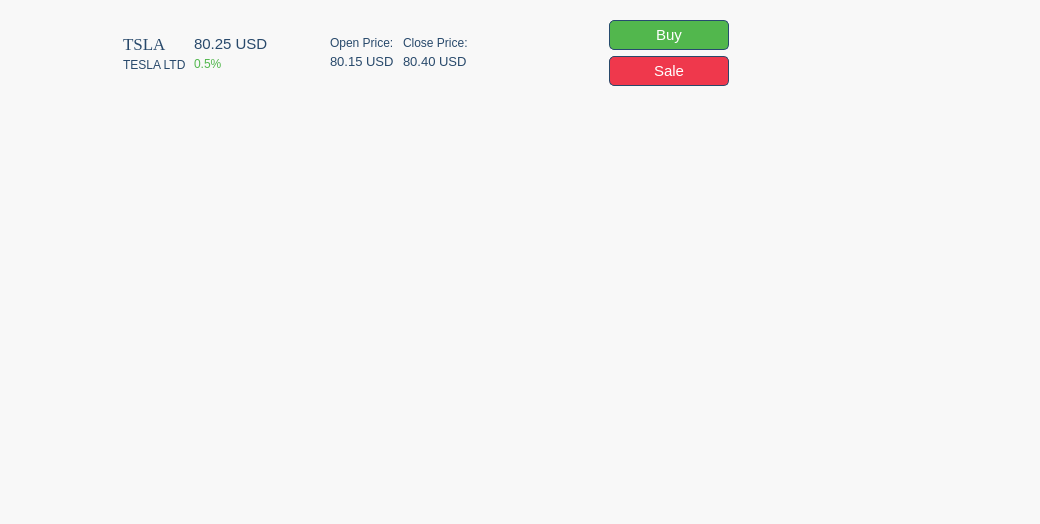
First picture: the form in view/ui/stock_info.ui, repository MYI26/My_Portfolio_Manager, before the edit.
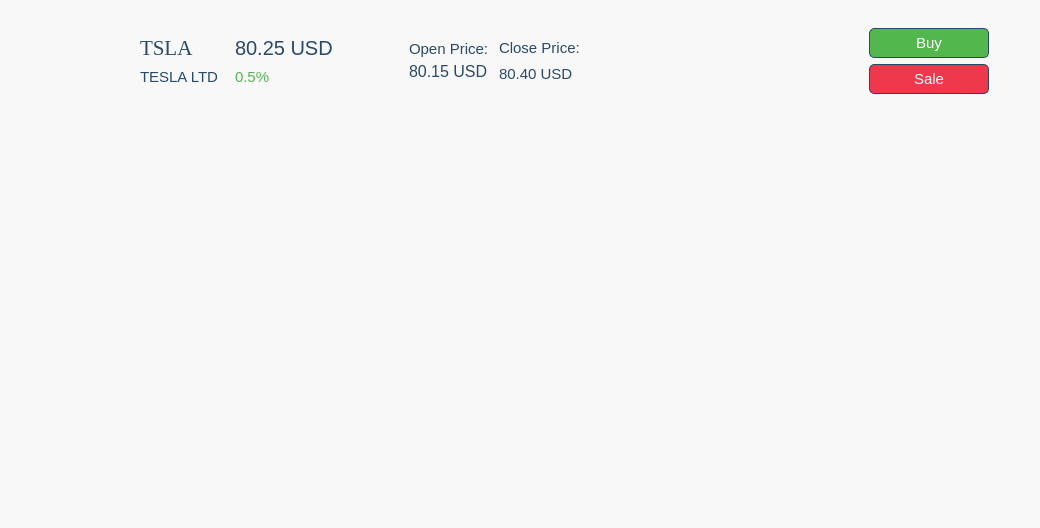
Second picture: the form after the edit. Icons and pictures are not drawn.

Commit message:
Refactor UI elements and improve text labels in stock sale and buy interfaces
- Updated the label for money amount from "mony amount" to "Money amount" for clarity.
- Changed the button text from "Sale Now" to "Sell Now" for consistency.
- Adjusted the displayed money amount from "5.5$" to "0.0$" in both stock sale and buy interfaces.
- Modified layout margins in the stock sale UI for better alignment.
- Removed an obsolete UI file related to stock sale.
- Enhanced the layout and font sizes in the stock info UI for improved readability.

Patch:
```diff
--- a/view/ui/stock_info.ui
+++ b/view/ui/stock_info.ui
@@ -42,7 +42,7 @@
        <number>40</number>
       </property>
       <property name="rightMargin">
-       <number>300</number>
+       <number>40</number>
       </property>
       <item alignment="Qt::AlignLeft|Qt::AlignVCenter">
        <widget class="QFrame" name="frameLogo">
@@ -58,6 +58,12 @@
           <height>0</height>
          </size>
         </property>
+        <property name="maximumSize">
+         <size>
+          <width>16777215</width>
+          <height>82</height>
+         </size>
+        </property>
         <property name="frameShape">
          <enum>QFrame::NoFrame</enum>
         </property>
@@ -70,6 +76,24 @@
         <layout class="QVBoxLayout" name="verticalLayout_4">
          <item alignment="Qt::AlignHCenter">
           <widget class="QLabel" name="labelLogo">
+           <property name="sizePolicy">
+            <sizepolicy hsizetype="Fixed" vsizetype="Fixed">
+             <horstretch>0</horstretch>
+             <verstretch>0</verstretch>
+            </sizepolicy>
+           </property>
+           <property name="minimumSize">
+            <size>
+             <width>64</width>
+             <height>64</height>
+            </size>
+           </property>
+           <property name="maximumSize">
+            <size>
+             <width>64</width>
+             <height>64</height>
+            </size>
+           </property>
            <property name="text">
             <string/>
            </property>
@@ -100,7 +124,7 @@
         </property>
         <property name="maximumSize">
          <size>
-          <width>65</width>
+          <width>90</width>
           <height>16777215</height>
          </size>
         </property>
@@ -120,7 +144,7 @@
         </property>
         <layout class="QVBoxLayout" name="verticalLayout">
          <property name="spacing">
-          <number>4</number>
+          <number>8</number>
          </property>
          <property name="leftMargin">
           <number>0</number>
@@ -129,7 +153,7 @@
           <number>0</number>
          </property>
          <property name="rightMargin">
-          <number>0</number>
+          <number>10</number>
          </property>
          <property name="bottomMargin">
           <number>0</number>
@@ -139,7 +163,7 @@
            <property name="font">
             <font>
              <family>Times New Roman</family>
-             <pointsize>13</pointsize>
+             <pointsize>16</pointsize>
              <kerning>true</kerning>
             </font>
            </property>
@@ -153,6 +177,11 @@
          </item>
          <item>
           <widget class="QLabel" name="labelCompany">
+           <property name="font">
+            <font>
+             <pointsize>11</pointsize>
+            </font>
+           </property>
            <property name="styleSheet">
             <string notr="true"/>
            </property>
@@ -168,7 +197,7 @@
        <widget class="QFrame" name="frame_2">
         <property name="minimumSize">
          <size>
-          <width>130</width>
+          <width>0</width>
           <height>0</height>
          </size>
         </property>
@@ -180,7 +209,7 @@
         </property>
         <layout class="QVBoxLayout" name="verticalLayout_2">
          <property name="spacing">
-          <number>4</number>
+          <number>8</number>
          </property>
          <property name="leftMargin">
           <number>0</number>
@@ -189,7 +218,7 @@
           <number>0</number>
          </property>
          <property name="rightMargin">
-          <number>9</number>
+          <number>70</number>
          </property>
          <property name="bottomMargin">
           <number>0</number>
@@ -198,7 +227,7 @@
           <widget class="QLabel" name="labelCurntPriceValue">
            <property name="font">
             <font>
-             <pointsize>11</pointsize>
+             <pointsize>15</pointsize>
             </font>
            </property>
            <property name="styleSheet">
@@ -214,7 +243,7 @@
            <property name="font">
             <font>
              <family>Arial</family>
-             <pointsize>9</pointsize>
+             <pointsize>11</pointsize>
             </font>
            </property>
            <property name="styleSheet">
@@ -244,7 +273,7 @@
         </property>
         <property name="maximumSize">
          <size>
-          <width>80</width>
+          <width>100</width>
           <height>16777215</height>
          </size>
         </property>
@@ -272,6 +301,11 @@
          </property>
          <item alignment="Qt::AlignLeft">
           <widget class="QLabel" name="labelOpen">
+           <property name="font">
+            <font>
+             <pointsize>11</pointsize>
+            </font>
+           </property>
            <property name="text">
             <string>Open Price: </string>
            </property>
@@ -281,7 +315,7 @@
           <widget class="QLabel" name="openPriceValue">
            <property name="font">
             <font>
-             <pointsize>10</pointsize>
+             <pointsize>12</pointsize>
             </font>
            </property>
            <property name="text">
@@ -299,7 +333,7 @@
        <widget class="QFrame" name="frame">
         <property name="minimumSize">
          <size>
-          <width>200</width>
+          <width>0</width>
           <height>0</height>
          </size>
         </property>
@@ -314,7 +348,7 @@
         </property>
         <layout class="QVBoxLayout" name="verticalLayout_3">
          <property name="spacing">
-          <number>4</number>
+          <number>8</number>
          </property>
          <property name="leftMargin">
           <number>0</number>
@@ -327,6 +361,11 @@
          </property>
          <item>
           <widget class="QLabel" name="labelClose">
+           <property name="font">
+            <font>
+             <pointsize>11</pointsize>
+            </font>
+           </property>
            <property name="styleSheet">
             <string notr="true"/>
            </property>
@@ -345,7 +384,7 @@
           <widget class="QLabel" name="ClosePriceValue">
            <property name="font">
             <font>
-             <pointsize>10</pointsize>
+             <pointsize>11</pointsize>
             </font>
            </property>
            <property name="text">
@@ -375,7 +414,7 @@
         </property>
         <layout class="QVBoxLayout" name="actionsLayout">
          <property name="leftMargin">
-          <number>0</number>
+          <number>270</number>
          </property>
          <property name="topMargin">
           <number>0</number>
```
The commit also changes 6 other files.
